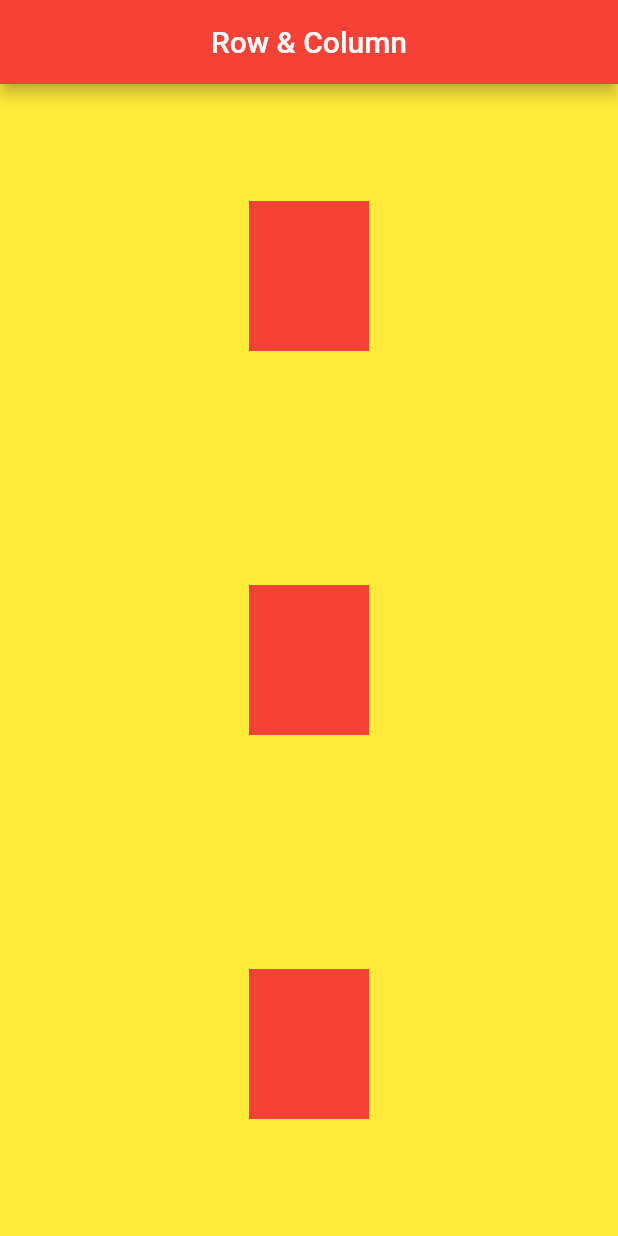
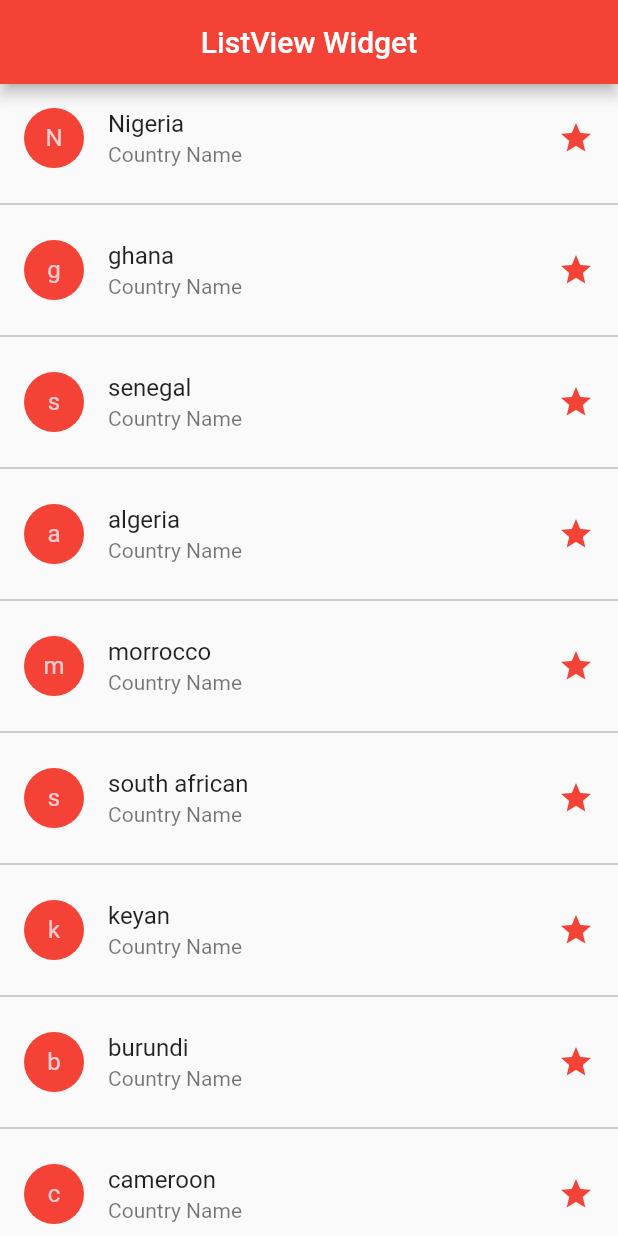
Before and after one commit to maazjnr/flutter-food-app, a Flutter app: the screen it shows after launch, on a phone screen of 412 x 824 dp. Run offline on Flutter 3.47's test engine with Material 2 defaults, Android fonts, the phone set to English and light mode, and no system bars.

Commit message:
listview and list tile

```diff
--- /dev/null
+++ b/lib/listviewwidget.dart
@@ -0,0 +1,40 @@
+import 'package:flutter/material.dart';
+
+class ListViewWidget extends StatelessWidget {
+  const ListViewWidget({super.key});
+
+  @override
+  Widget build(BuildContext context) {
+
+    final lst = List.generate(100, (index) => "$index");
+
+    final lst2 = ['Nigeria', 'ghana', 'senegal', 'algeria', 'morrocco',
+    'south african', 'keyan', 'burundi', 'cameroon'];
+
+    return Scaffold(
+        appBar: AppBar(
+          title: const Text('ListView Widget'),
+          centerTitle: true,
+        ),
+        body: ListView.separated(
+          separatorBuilder: (context, index) => const Divider(color: Colors.grey),
+            itemCount: lst2.length,
+            itemBuilder: (context, index) {
+              return ListTile(
+                onTap: () {
+                  print('hello');
+                },
+                title: Text(lst2[index]),
+                subtitle: const Text('Country Name'),
+                trailing: const Icon(
+                  Icons.star,
+                  color: Colors.red,
+                ),
+                leading: CircleAvatar(
+                  backgroundColor: Colors.red,
+                  child: Text(lst2[index][0]),
+                ),
+              );
+            }));
+  }
+}
--- a/lib/main.dart
+++ b/lib/main.dart
@@ -1,7 +1,7 @@
 import 'package:app/homepage.dart';
+import 'package:app/listviewwidget.dart';
 import 'package:app/rowcolumn.dart';
 import 'package:flutter/material.dart';
-
 import 'containerwidget.dart';
 
 void main() {
@@ -19,7 +19,7 @@ class MyApp extends StatelessWidget {
       theme: ThemeData(
         primarySwatch: Colors.red,
       ),
-      home: const RowColumnWidget(),
+      home: const ListViewWidget(),
     );
   }
 }
```
Also changed, not shown: lib/containerwidget.dart (line endings or trailing spaces).
